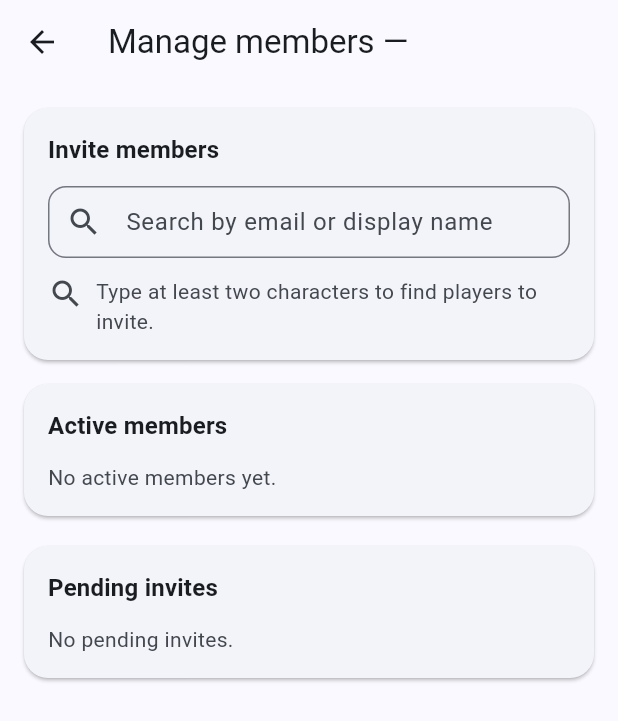
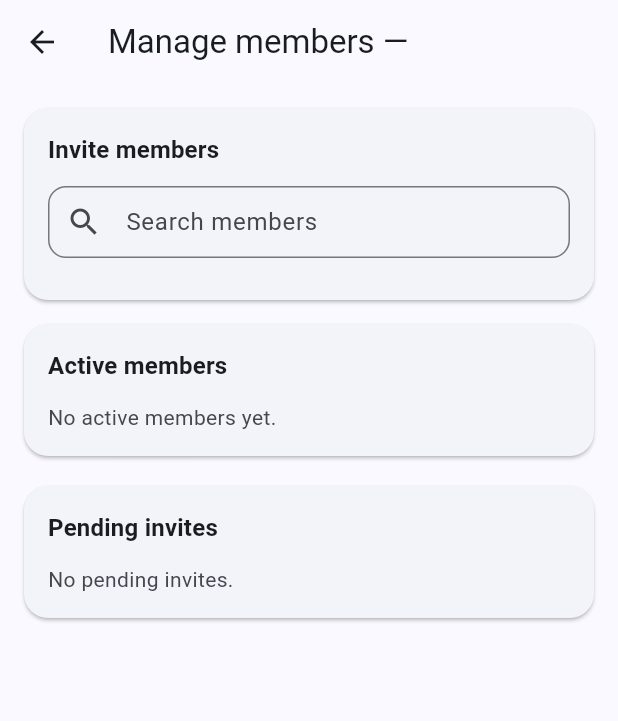
Before and after one commit to jjjacobsen/survivor-pool, a Flutter app: the ManagePoolMembersPage screen opened directly with empty values, on a phone screen of 412 x 824 dp. Shown: the top 721 px of the screen. Run offline on Flutter 3.47's test engine with Material 3 defaults, Android fonts, the phone set to English and light mode, and no system bars; network calls fail.

Commit message:
Search display improvements

```diff
--- a/frontend/survivor_pool/lib/features/pools/presentation/pages/manage_pool_members_page.dart
+++ b/frontend/survivor_pool/lib/features/pools/presentation/pages/manage_pool_members_page.dart
@@ -351,7 +351,7 @@ class _ManagePoolMembersPageState extends State<ManagePoolMembersPage> {
                 _runSearch(value);
               },
               decoration: InputDecoration(
-                hintText: 'Search by email or display name',
+                hintText: 'Search members',
                 prefixIcon: const Icon(Icons.search),
                 suffixIcon: _searchController.text.isNotEmpty
                     ? IconButton(
@@ -377,11 +377,7 @@ class _ManagePoolMembersPageState extends State<ManagePoolMembersPage> {
     bool showSpinner,
   ) {
     if (!hasQuery) {
-      return _buildSearchMessage(
-        theme,
-        Icons.search,
-        'Type at least two characters to find players to invite.',
-      );
+      return const SizedBox.shrink();
     }
     if (showSpinner && results.isEmpty) {
       return const SizedBox(
```
